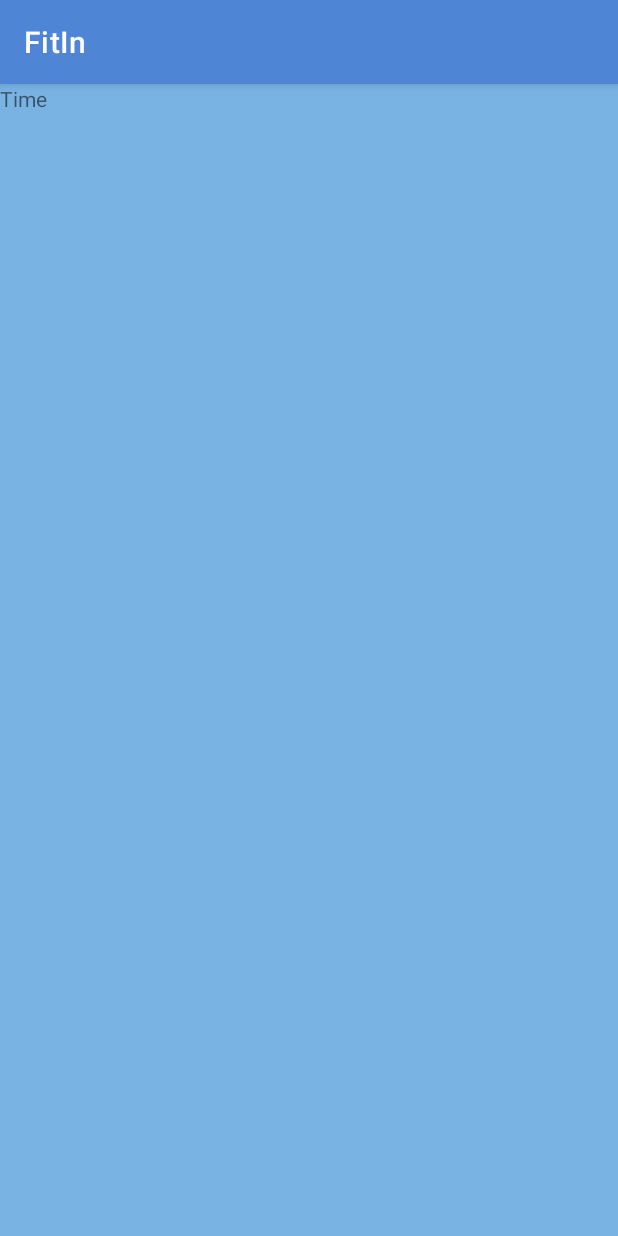
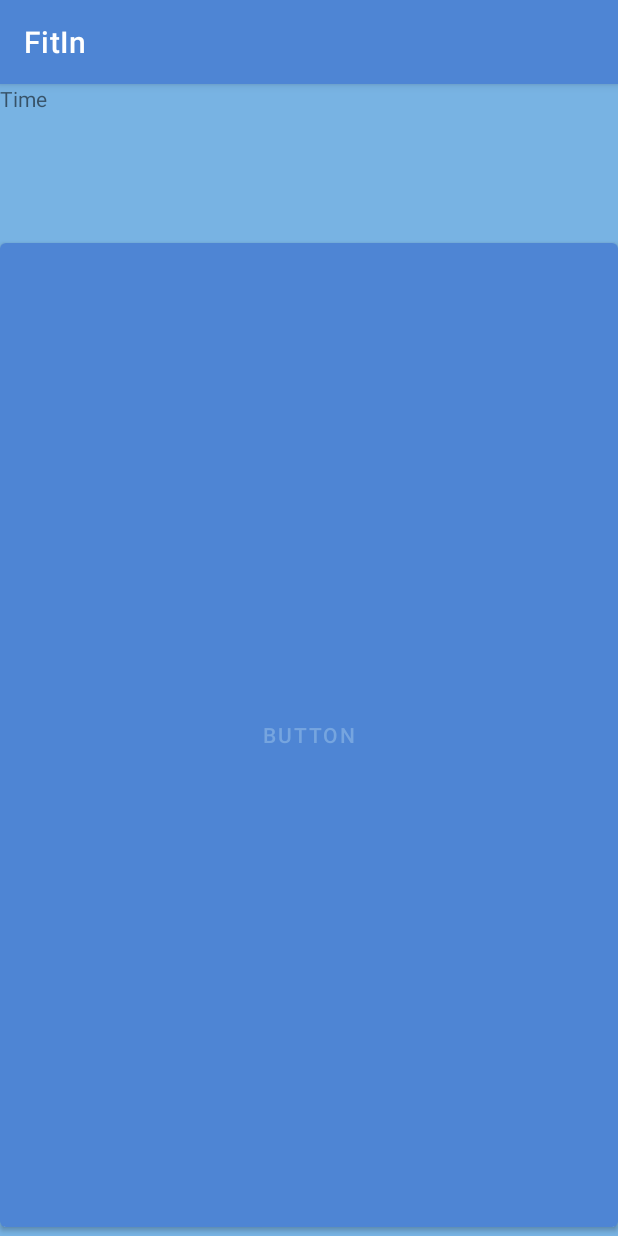
Before and after one commit to elvirmisini/MobileApp, an Android app: the fragment TimeFragment shown on its own in the app's theme, on a phone screen of 412 x 824 dp. Run offline under Robolectric (Android 15) with nearby library versions, the light colour scheme and no system bars.

Commit message:
Connecting Fragment to the MainPage

```diff
--- a/app/src/main/java/com/example/mobileapp/TimeFragment.java
+++ b/app/src/main/java/com/example/mobileapp/TimeFragment.java
@@ -1,5 +1,6 @@
 package com.example.mobileapp;
 
+import android.content.Intent;
 import android.os.Bundle;
 
 import androidx.fragment.app.Fragment;
@@ -7,6 +8,7 @@ import androidx.fragment.app.Fragment;
 import android.view.LayoutInflater;
 import android.view.View;
 import android.view.ViewGroup;
+import android.widget.Button;
 
 /**
  * A simple {@link Fragment} subclass.
@@ -59,6 +61,19 @@ public class TimeFragment extends Fragment {
     public View onCreateView(LayoutInflater inflater, ViewGroup container,
                              Bundle savedInstanceState) {
         // Inflate the layout for this fragment
-        return inflater.inflate(R.layout.fragment_time, container, false);
+
+        View view = inflater.inflate(R.layout.fragment_time, container, false);
+        Button button = (Button) view.findViewById(R.id.button);
+        button.setOnClickListener(new View.OnClickListener() {
+            @Override
+            public void onClick(View v) {
+                Intent intent = new Intent(getActivity(), FitnessActivity.class);
+                intent.putExtra("some", "some data");
+                startActivity(intent);
+            }
+        });
+
+        return view;
+
     }
 }
--- a/app/src/main/res/layout/fragment_time.xml
+++ b/app/src/main/res/layout/fragment_time.xml
@@ -17,4 +17,11 @@
 
         />
 
+    <Button
+        android:id="@+id/button"
+        android:layout_marginTop="100dp"
+        android:layout_width="match_parent"
+        android:layout_height="match_parent"
+        android:text="Button" />
+
 </FrameLayout>
```
Also changed, not shown: app/src/main/java/com/example/mobileapp/FitnessActivity.java (+8 -0 lines).
